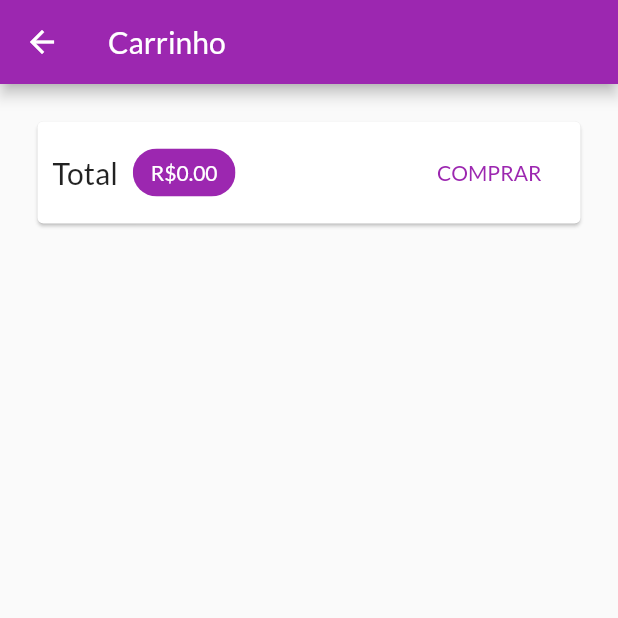
After one commit to MrGabrielBP/shop, a Flutter app: the CartScreen screen opened by its route, on a phone screen of 412 x 824 dp, the top half of it. The commit adds this screen. Run offline on Flutter 3.47's test engine with Material 2 defaults, Android fonts, the phone set to English and light mode, and no system bars; network calls fail.

Commit message:
criada a tela do Carrinho

```diff
--- a/lib/main.dart
+++ b/lib/main.dart
@@ -1,5 +1,6 @@
 import 'package:flutter/material.dart';
 import 'package:shop/provider/cart.dart';
+import 'package:shop/views/cart_screens.dart';
 import 'package:shop/views/product_detail_screen.dart';
 import './views/products_overview_screen.dart';
 import './utils/app_routes.dart';
@@ -31,6 +32,7 @@ class MyApp extends StatelessWidget {
         ),
         routes: {
           AppRoutes.PRODUCT_DETAIL: (ctx) => ProductDetailScreen(),
+          AppRoutes.CART: (ctx) => CartScreen(),
         },
         home: ProductOverViewScreen(),
       ),
--- a/lib/provider/cart.dart
+++ b/lib/provider/cart.dart
@@ -28,6 +28,14 @@ class Cart with ChangeNotifier {
     return _items.length;
   }
 
+  double get totalAmount {
+    double total = 0.0;
+    _items.forEach((key, cartItem) {
+      total += cartItem.price * cartItem.quantity;
+    });
+    return total;
+  }
+
   void addItems(Product product) {
     //Caso já tenha, manter e aumentar a quantidade.
     if (_items.containsKey(product.id)) {
--- a/lib/utils/app_routes.dart
+++ b/lib/utils/app_routes.dart
@@ -1,3 +1,4 @@
 class AppRoutes {
   static const PRODUCT_DETAIL = 'product-detail';
+  static const CART = 'cart';
 }
--- /dev/null
+++ b/lib/views/cart_screens.dart
@@ -0,0 +1,53 @@
+import 'package:flutter/material.dart';
+import 'package:provider/provider.dart';
+import 'package:shop/provider/cart.dart';
+
+class CartScreen extends StatelessWidget {
+  @override
+  Widget build(BuildContext context) {
+    final Cart cart = Provider.of<Cart>(context, listen: false);
+    return Scaffold(
+      appBar: AppBar(
+        title: Text('Carrinho'),
+      ),
+      body: Column(
+        children: [
+          Card(
+            margin: const EdgeInsets.all(25),
+            child: Padding(
+              padding: const EdgeInsets.all(10),
+              child: Row(
+                mainAxisAlignment: MainAxisAlignment.spaceBetween,
+                children: [
+                  Text(
+                    'Total',
+                    style: TextStyle(
+                      fontSize: 20,
+                    ),
+                  ),
+                  SizedBox(width: 10),
+                  Chip(
+                    label: Text(
+                      'R\$${cart.totalAmount.toStringAsFixed(2)}',
+                      style: TextStyle(
+                        color:
+                            Theme.of(context).primaryTextTheme.headline6.color,
+                      ),
+                    ),
+                    backgroundColor: Theme.of(context).primaryColor,
+                  ),
+                  Spacer(), //Ele vai ocupar o resto do espaço. Colocando o Total e o valor juntos.
+                  FlatButton(
+                    onPressed: () {},
+                    textColor: Theme.of(context).primaryColor,
+                    child: Text("COMPRAR"),
+                  )
+                ],
+              ),
+            ),
+          ),
+        ],
+      ),
+    );
+  }
+}
--- a/lib/views/products_overview_screen.dart
+++ b/lib/views/products_overview_screen.dart
@@ -1,6 +1,7 @@
 import 'package:flutter/material.dart';
 import 'package:provider/provider.dart';
 import 'package:shop/provider/cart.dart';
+import 'package:shop/utils/app_routes.dart';
 import 'package:shop/widgets/badge.dart';
 import '../widgets/product_grid.dart';
 
@@ -47,7 +48,7 @@ class _ProductOverViewScreenState extends State<ProductOverViewScreen> {
           Consumer<Cart>(
             child: IconButton(
               icon: Icon(Icons.shopping_cart),
-              onPressed: () {},
+              onPressed: () => Navigator.of(context).pushNamed(AppRoutes.CART),
             ),
             builder: (ctx, cart, child) => Badge(
               value: cart.itemCount.toString(),
```
